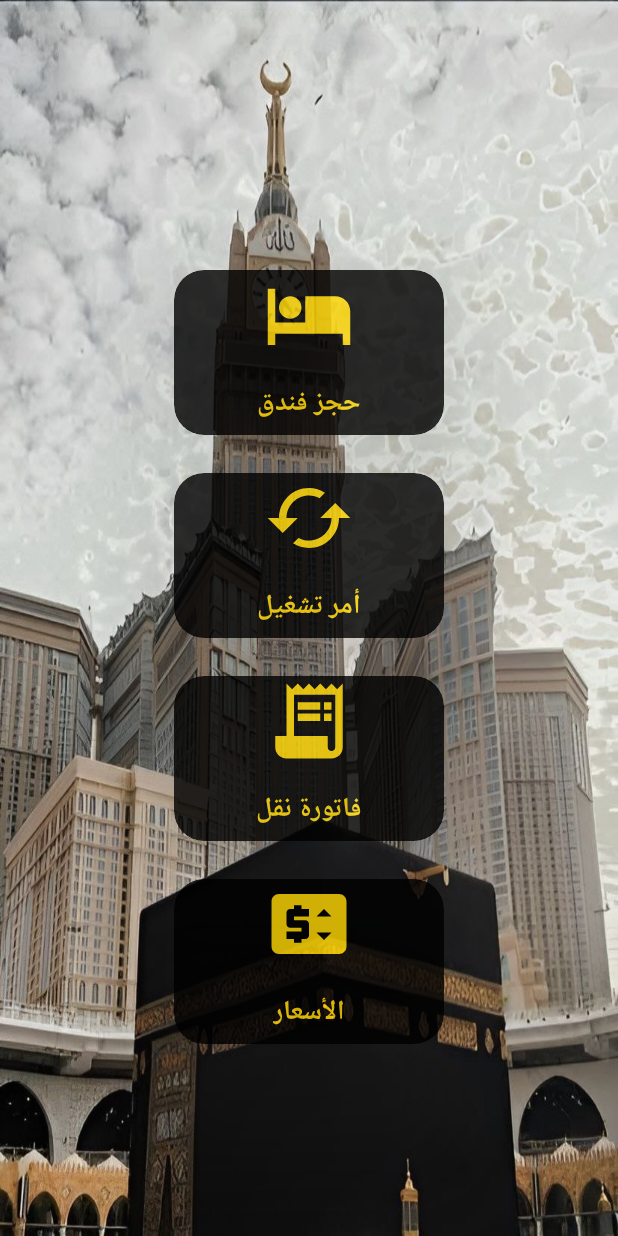
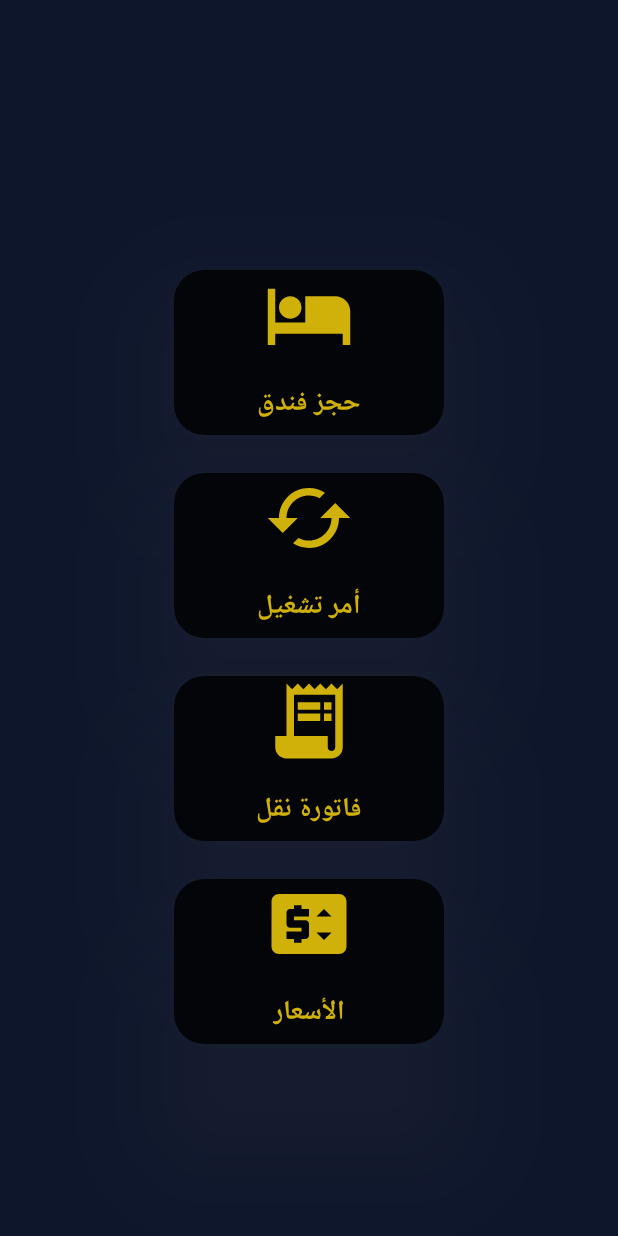
Before and after one commit to alaafawzyy/HotelTransportBillingSystem, an Android app: the screen it shows after launch (MainActivity), on a phone screen of 412 x 824 dp. Run offline under Robolectric (Android 15) with nearby library versions, the phone set to English and light mode, and no system bars; our stand-ins replace navigation-ui.

Commit message:
finish project 2

```diff
--- a/app/build.gradle.kts
+++ b/app/build.gradle.kts
@@ -12,7 +12,7 @@ android {
         applicationId = "com.example.swiftprint"
         minSdk = 24
         targetSdk = 34
-        versionCode = 15
+        versionCode = 17
 
         versionName = "1.0"
 
--- a/app/src/main/res/layout/activity_transport_print.xml
+++ b/app/src/main/res/layout/activity_transport_print.xml
@@ -134,7 +134,7 @@
             android:layout_height="wrap_content"
             android:layout_weight="0.35"
             android:layout_gravity="end"
-            android:text="Attention To:"
+            android:text="Attention:"
             android:textSize="10dp"
             android:textStyle="bold"
             android:gravity="start"
--- a/app/src/main/res/layout/fragment_home.xml
+++ b/app/src/main/res/layout/fragment_home.xml
@@ -18,16 +18,11 @@
         app:layout_constraintStart_toStartOf="parent"
         app:layout_constraintEnd_toEndOf="parent"
         android:foregroundGravity="center"
-        android:backgroundTint="@android:color/transparent"
+        android:background="#0E162C"
+
       >
 
-        <ImageView
-            android:id="@+id/header"
-            android:layout_width="wrap_content"
-            android:layout_height="wrap_content"
 
-            android:background="@drawable/makahh"
-            />
         <androidx.cardview.widget.CardView
             android:id="@+id/hotel_card"
             android:layout_width="180dp"
--- a/app/src/main/res/layout/fragment_transport_data_form.xml
+++ b/app/src/main/res/layout/fragment_transport_data_form.xml
@@ -152,6 +152,7 @@
 
                     <com.google.android.material.textfield.TextInputEditText
                         android:id="@+id/car_type_tv1"
+                        android:tag="car_type_tv1"
                         android:layout_width="match_parent"
                         android:layout_height="wrap_content"
                         android:hint="Car Type"
@@ -166,6 +167,7 @@
 
                     <com.google.android.material.textfield.TextInputEditText
                         android:id="@+id/debit_tv1"
+                        android:tag="debit_tv1"
                         android:layout_width="match_parent"
                         android:layout_height="wrap_content"
                         android:hint="Rate"
@@ -177,6 +179,7 @@
 
                 <TextView
                     android:id="@+id/date_entered_tv1"
+                    android:tag="date_entered_tv1"
                     android:layout_width="180dp"
                     android:layout_height="wrap_content"
                     android:padding="18dp"
@@ -192,6 +195,7 @@
 
                 <Spinner
                     android:id="@+id/invoice_details_spinner1"
+                    android:tag="invoice_details_spinner1"
                     android:layout_width="match_parent"
                     android:layout_height="52dp"
                     android:layout_marginStart="10dp"
```
Also changed, not shown: app/src/main/java/com/example/swiftprint/fragment/transport/TransportDataFormFragment.kt (+60 -65 lines), app/src/main/res/drawable/mak2.jpg (deleted), app/src/main/res/drawable/makahh.jpg (deleted), app/src/main/res/drawable/makkah.jpg (deleted), 3 other files.
